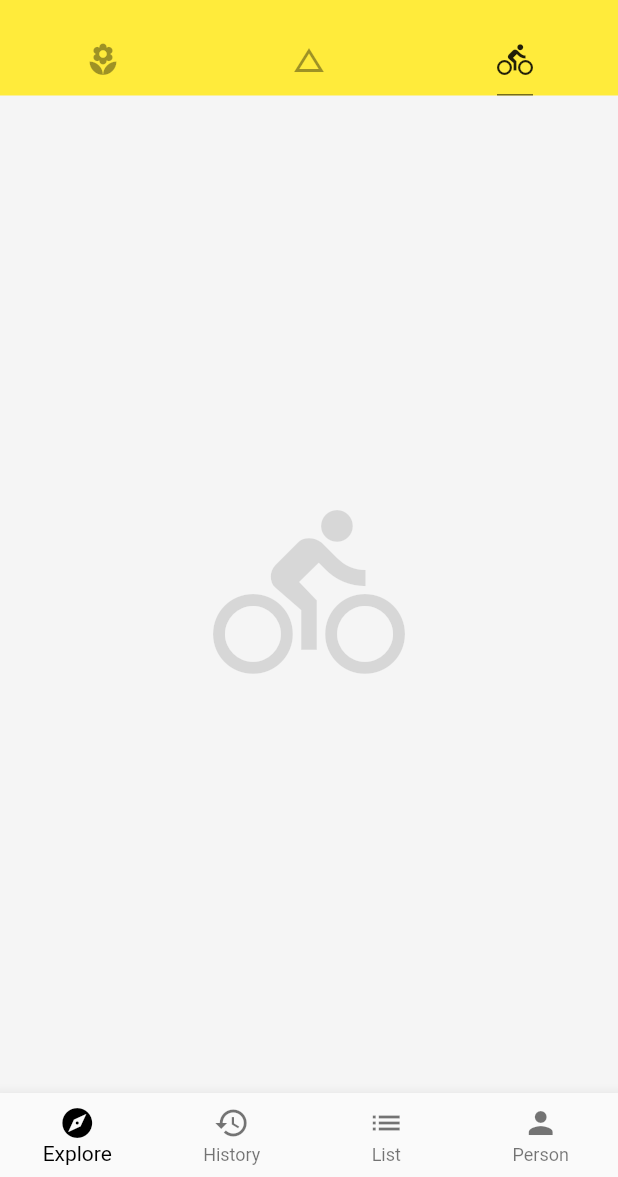
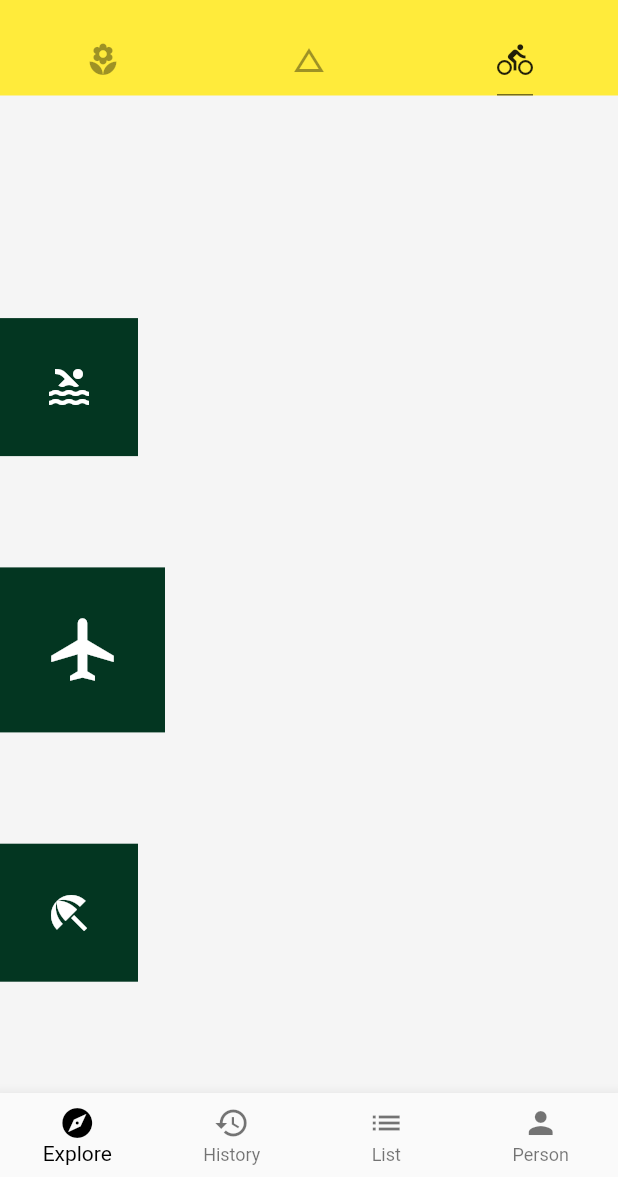
Before and after one commit to dongpoRen/dongpo_flutter, a Flutter app: the screen it shows after launch, tab 3 chosen, on a phone screen of 412 x 824 dp, the part 59-1236 px from its top. Run offline on Flutter 3.47's test engine with Material 2 defaults, Android fonts, the phone set to English and light mode, and no system bars; network calls fail.

Commit message:
Row && Column

```diff
--- /dev/null
+++ b/lib/demo/layout_demo.dart
@@ -0,0 +1,38 @@
+import 'package:flutter/material.dart';
+
+class LayoutDemo extends StatelessWidget {
+  @override
+  Widget build(BuildContext context) {
+    return Container(
+      child: Column(
+        mainAxisAlignment: MainAxisAlignment.spaceEvenly,
+        crossAxisAlignment: CrossAxisAlignment.start,
+        children: <Widget>[
+          SizedBox(),
+          IconBadge(Icons.pool),
+          IconBadge(Icons.airplanemode_active, size: 50),
+          IconBadge(Icons.beach_access),
+        ],
+      ),
+    );
+  }
+}
+
+class IconBadge extends StatelessWidget {
+  final IconData icon;
+  final double size;
+
+  IconBadge(this.icon, {
+    this.size = 32.0
+  });
+
+  @override
+  Widget build(BuildContext context) {
+    return Container(
+      child: Icon(icon, size: size, color: Colors.white),
+      width: size + 60,
+      height: size + 60,
+      color: Color.fromRGBO(3, 54, 33, 1.0),
+    );
+  }
+}
--- a/lib/main.dart
+++ b/lib/main.dart
@@ -3,6 +3,7 @@ import 'demo/drawer_demo.dart';
 import 'demo/bottom_navigationbar_demo.dart';
 import 'demo/listview_demo.dart';
 import 'demo/basic_demo.dart';
+import 'demo/layout_demo.dart';
 
 void main() => runApp(App());
 
@@ -55,7 +56,7 @@ class Home extends StatelessWidget {
           children: <Widget>[
             ListViewDemo(),
             BasicDemo(),
-            Icon(Icons.directions_bike, size: 128.0, color: Colors.black12),
+            LayoutDemo(),
           ],
         ),
         drawer: DrawerDemo(),
```
